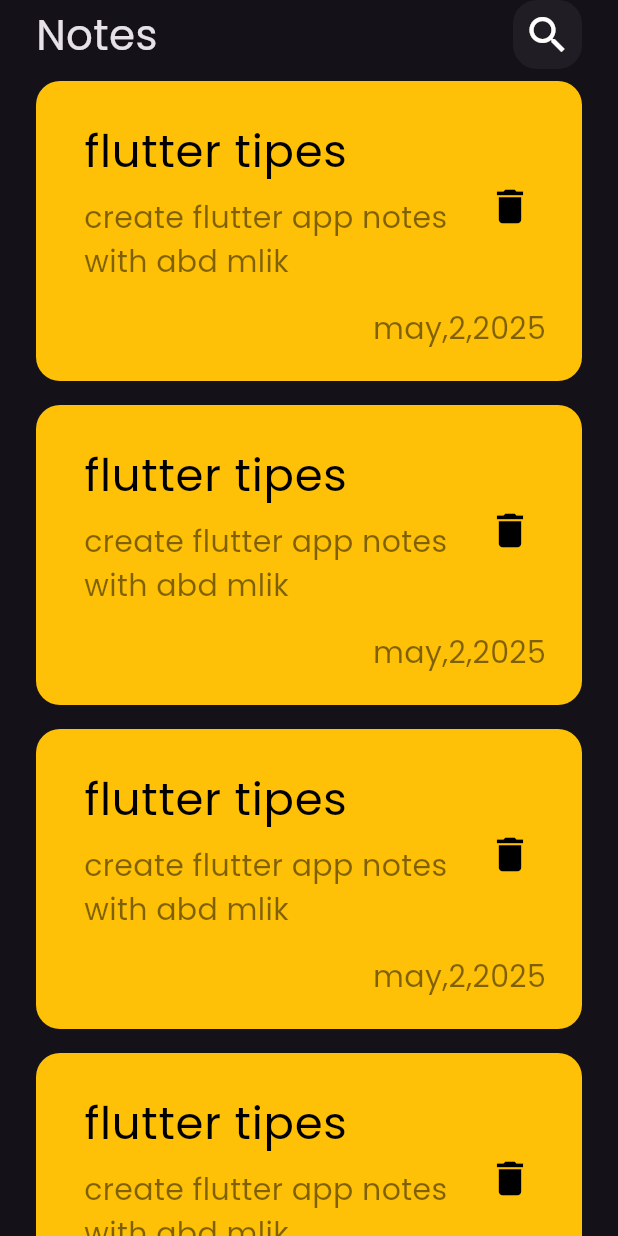
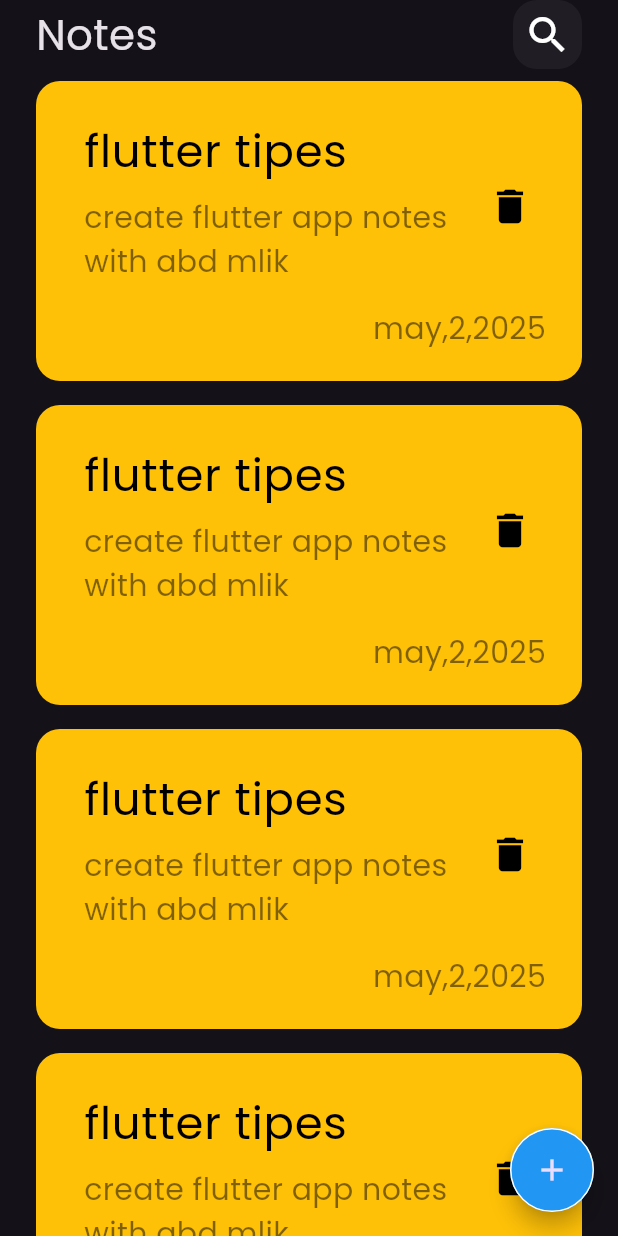
Before and after one commit to bod-dot/note_app, a Flutter app: the screen it shows after launch, on a phone screen of 412 x 824 dp. Run offline on Flutter 3.47's test engine with Material 3 defaults, Android fonts, the phone set to English and light mode, and no system bars.

Commit message:
build ConstButoon for button sheet

```diff
--- /dev/null
+++ b/lib/helper/constat.dart
@@ -0,0 +1,3 @@
+import 'dart:ui';
+
+const KParemryColor =Color(0xff21483D);
--- a/lib/views/notes_views.dart
+++ b/lib/views/notes_views.dart
@@ -1,5 +1,6 @@
 
 import 'package:flutter/material.dart';
+import 'package:note_app/views/widgets/add_new_notes_button_sheet.dart';
 import 'package:note_app/views/widgets/Notes_Views_body.dart';
 
 class NotesViews extends StatelessWidget {
@@ -7,8 +8,19 @@ class NotesViews extends StatelessWidget {
 
   @override
   Widget build(BuildContext context) {
-    return const Scaffold(
-      body: NotesViewsBody(),
+    return  Scaffold(
+      floatingActionButton: FloatingActionButton(
+        shape: RoundedRectangleBorder(side:const  BorderSide(color: Colors.white),borderRadius: BorderRadius.circular(30)),
+        backgroundColor: Colors.blue,
+
+        onPressed: (){
+
+          showModalBottomSheet(context: context, builder: (context)
+          {
+            return const  AddNotesButtonSheet();
+          });
+        },child: const Icon(Icons.add),),
+      body: const NotesViewsBody(),
 
     );
   }
```
Also changed, not shown: lib/views/widgets/Custome_Text_filet.dart (added, +32 -0 lines), lib/views/widgets/add_new_notes_button_sheet.dart (added, +38 -0 lines).
